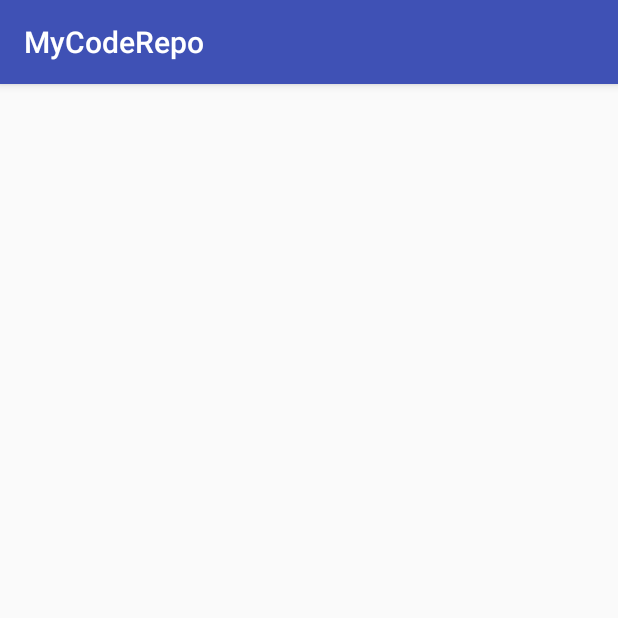
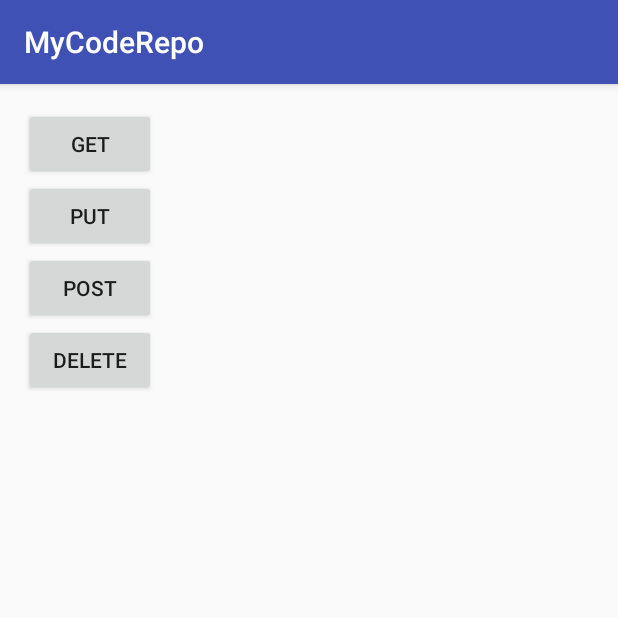
Before and after one commit to firstbytegithub/MyCodeRepo, an Android app: the InternetActivity screen opened directly, with no data from a screen before it, on a phone screen of 412 x 824 dp, the top half of it. Run offline under Robolectric (Android 15) with nearby library versions, the phone set to English and light mode, and no system bars.

Commit message:
add restful demo

```diff
--- a/app/src/main/java/com/example/chengqi/mycoderepo/expert/ExpertActivity.java
+++ b/app/src/main/java/com/example/chengqi/mycoderepo/expert/ExpertActivity.java
@@ -45,7 +45,8 @@ public class ExpertActivity extends AppCompatActivity
             "List Search",
             "Animation",
             "NDK Demo",
-            "Key"
+            "Key",
+            "Internet"
     };
 
     @Override
@@ -151,6 +152,9 @@ public class ExpertActivity extends AppCompatActivity
             case 27:
                 intent = new Intent(this, KeyActivity.class);
                 break;
+            case 28:
+                intent = new Intent(this, InternetActivity.class);
+                break;
         }
 
         if (intent != null) {
--- a/app/src/main/java/com/example/chengqi/mycoderepo/expert/InternetActivity.java
+++ b/app/src/main/java/com/example/chengqi/mycoderepo/expert/InternetActivity.java
@@ -2,14 +2,113 @@ package com.example.chengqi.mycoderepo.expert;
 
 import android.support.v7.app.AppCompatActivity;
 import android.os.Bundle;
+import android.util.Log;
+import android.view.View;
+import android.widget.Button;
 
 import com.example.chengqi.mycoderepo.R;
 
+import java.io.BufferedReader;
+import java.io.IOException;
+import java.io.InputStream;
+import java.io.InputStreamReader;
+import java.net.HttpURLConnection;
+import java.net.URL;
+import java.net.URLConnection;
+
 public class InternetActivity extends AppCompatActivity {
+
+    private static final String TAG = "InternetActivity";
+
+    private Button mBtnGet;
+    private Button mBtnPut;
+    private Button mBtnPost;
+    private Button mBtnDelete;
+
+    private String mMethod = "GET";
+
+    private static final String URL_API = "http://coolyea-hello.aliapp.com/api/youhaocalc/test.php";
+
+    class HttpThread extends Thread {
+
+        @Override
+        public void run() {
+            HttpURLConnection httpConnection = null;
+            InputStream is = null;
+            try {
+                URL mUrl = new URL(URL_API);
+                httpConnection = (HttpURLConnection)mUrl.openConnection();
+                httpConnection.setDoInput(true);
+                if (mMethod.equals("POST")) {
+                    httpConnection.setDoOutput(true);
+                }
+                httpConnection.setRequestMethod(mMethod);
+//                    httpConnection.connect();
+                is = httpConnection.getInputStream();
+                InputStreamReader isr = new InputStreamReader(is);
+                BufferedReader bufferedReader = new BufferedReader(isr);
+                String resultData = "";
+                String inputLine  = "";
+                while((inputLine = bufferedReader.readLine()) != null){
+                    resultData += inputLine + "\n";
+                }
+                Log.d(TAG, resultData);
+            } catch (Exception e) {
+                e.printStackTrace();
+            } finally {
+                if(is != null){
+                    try {
+                        is.close();
+                    } catch (IOException e) {
+                        // TODO Auto-generated catch block
+                        e.printStackTrace();
+                    }
+                }
+                if(httpConnection != null){
+                    httpConnection.disconnect();
+                }
+            }
+        }
+    }
 
     @Override
     protected void onCreate(Bundle savedInstanceState) {
         super.onCreate(savedInstanceState);
         setContentView(R.layout.activity_internet);
+
+        mBtnGet = (Button)findViewById(R.id.button102);
+        mBtnPut = (Button)findViewById(R.id.button103);
+        mBtnPost = (Button)findViewById(R.id.button104);
+        mBtnDelete = (Button)findViewById(R.id.button105);
+
+        mBtnGet.setOnClickListener(new View.OnClickListener() {
+            @Override
+            public void onClick(View v) {
+                mMethod = "GET";
+                new HttpThread().start();
+            }
+        });
+
+        mBtnPut.setOnClickListener(new View.OnClickListener() {
+            @Override
+            public void onClick(View v) {
+
+            }
+        });
+
+        mBtnPost.setOnClickListener(new View.OnClickListener() {
+            @Override
+            public void onClick(View v) {
+                mMethod = "POST";
+                new HttpThread().start();
+            }
+        });
+
+        mBtnDelete.setOnClickListener(new View.OnClickListener() {
+            @Override
+            public void onClick(View v) {
+
+            }
+        });
     }
 }
--- a/app/src/main/res/layout/activity_internet.xml
+++ b/app/src/main/res/layout/activity_internet.xml
@@ -7,4 +7,34 @@
     android:paddingBottom="@dimen/activity_vertical_margin"
     tools:context="com.example.chengqi.mycoderepo.expert.InternetActivity">
 
+    <LinearLayout
+        android:orientation="vertical"
+        android:layout_width="match_parent"
+        android:layout_height="match_parent">
+
+        <Button
+            android:layout_width="wrap_content"
+            android:layout_height="wrap_content"
+            android:text="get"
+            android:id="@+id/button102" />
+
+        <Button
+            android:layout_width="wrap_content"
+            android:layout_height="wrap_content"
+            android:text="put"
+            android:id="@+id/button103" />
+
+        <Button
+            android:layout_width="wrap_content"
+            android:layout_height="wrap_content"
+            android:text="post"
+            android:id="@+id/button104" />
+
+        <Button
+            android:layout_width="wrap_content"
+            android:layout_height="wrap_content"
+            android:text="delete"
+            android:id="@+id/button105" />
+    </LinearLayout>
+
 </RelativeLayout>
```
